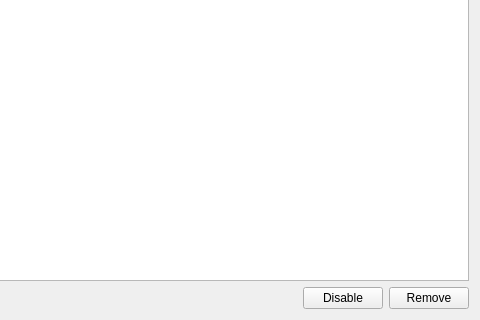
Before: the Qt Designer form settingspage.ui in mxnemu/media-u, drawn with Qt 5; both pictures show x 167 to 647 and y 140 to 460 of the 647 by 460 pixel window.
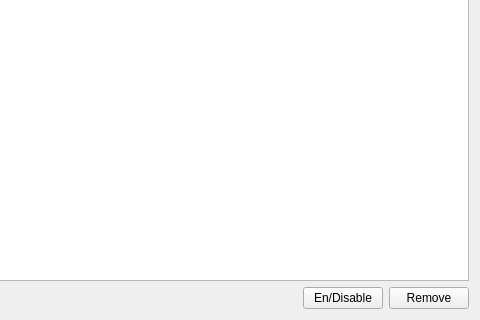
After: the same form once the commit is applied.

```diff
--- a/settingspage.ui
+++ b/settingspage.ui
@@ -58,7 +58,7 @@
        <item>
         <widget class="QPushButton" name="pushButton_3">
          <property name="text">
-          <string>Disable</string>
+          <string>En/Disable</string>
          </property>
         </widget>
        </item>
```
Left out of the diff: 8 changed lines with no effect on the pictures.
